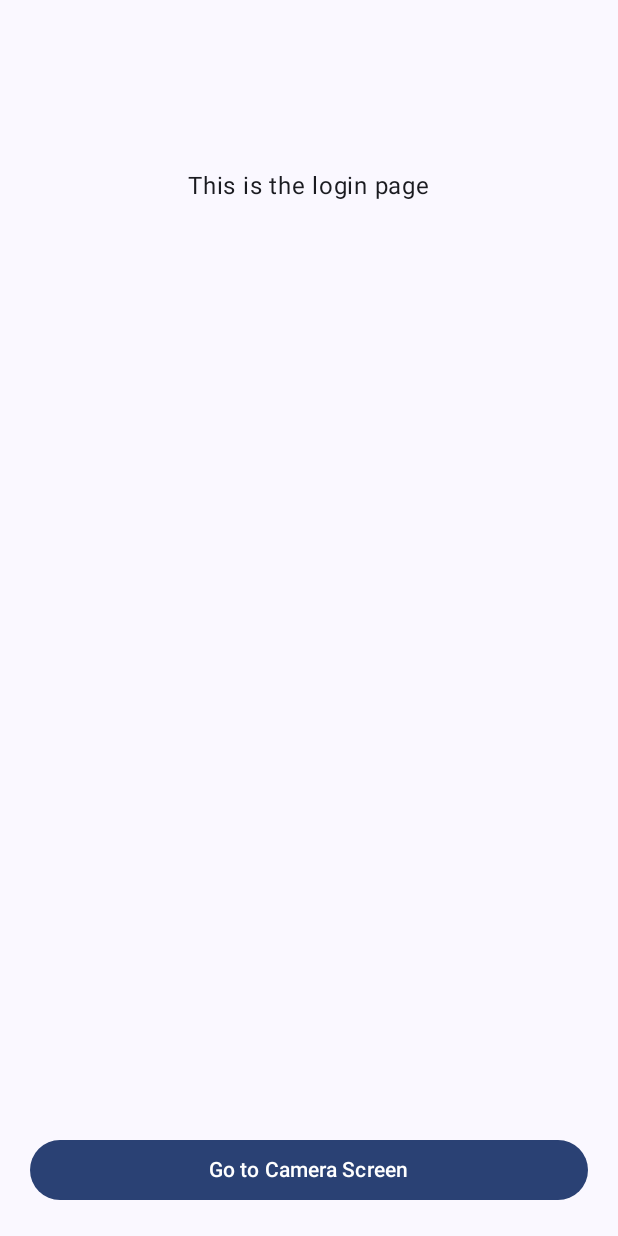
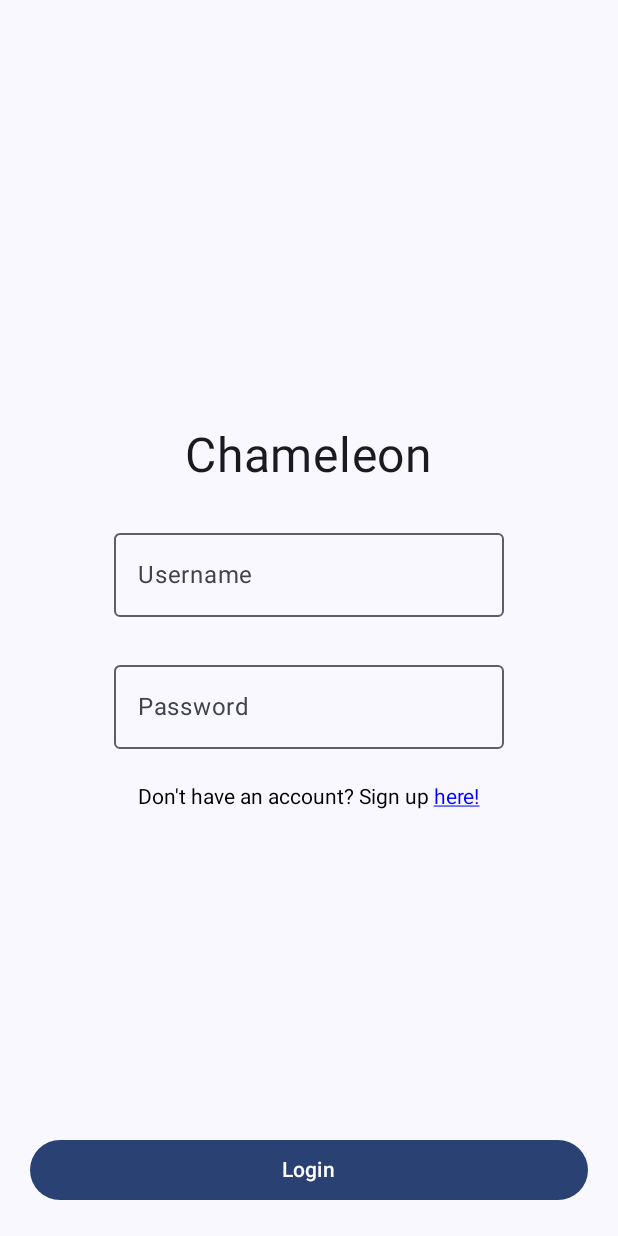
Before and after one commit to JugalBili/chameleon, an Android app built with Jetpack Compose: the screen it shows after launch (MainActivity), on a phone screen of 412 x 824 dp. Run offline under Robolectric (Android 15) with nearby library versions, the phone set to English and light mode, and no system bars.

Commit message:
updated login page

```diff
--- a/frontend/Chameleon/app/src/main/java/cs446/project/chameleon/LoginPage.kt
+++ b/frontend/Chameleon/app/src/main/java/cs446/project/chameleon/LoginPage.kt
@@ -1,54 +1,106 @@
 package cs446.project.chameleon
 
 import androidx.compose.foundation.layout.Arrangement
+import androidx.compose.foundation.layout.Column
 import androidx.compose.foundation.layout.Row
+import androidx.compose.foundation.layout.Spacer
 import androidx.compose.foundation.layout.fillMaxSize
 import androidx.compose.foundation.layout.fillMaxWidth
+import androidx.compose.foundation.layout.height
 import androidx.compose.foundation.layout.padding
+import androidx.compose.foundation.text.ClickableText
 import androidx.compose.material3.Button
+import androidx.compose.material3.OutlinedTextField
 import androidx.compose.material3.Scaffold
 import androidx.compose.material3.Text
 import androidx.compose.runtime.Composable
+import androidx.compose.runtime.mutableStateOf
+import androidx.compose.runtime.remember
+import androidx.compose.ui.Alignment
 import androidx.compose.ui.Modifier
+import androidx.compose.ui.graphics.Color
+import androidx.compose.ui.text.SpanStyle
+import androidx.compose.ui.text.buildAnnotatedString
+import androidx.compose.ui.text.input.PasswordVisualTransformation
+import androidx.compose.ui.text.style.TextDecoration
+import androidx.compose.ui.text.withStyle
 import androidx.compose.ui.unit.dp
+import androidx.compose.ui.unit.sp
 import androidx.navigation.NavHostController
 
 
 @Composable
 fun LoginPage(navController: NavHostController) {
+
+    val username = remember { mutableStateOf("") }
+    val password = remember { mutableStateOf("") }
+    val clicked = remember { mutableStateOf(false) }
+
+    val annotatedText = buildAnnotatedString {
+        append("Don't have an account? Sign up ")
+        pushStringAnnotation(tag = "signup", annotation = "here!")
+        withStyle(style = SpanStyle(color = Color.Blue, textDecoration = TextDecoration.Underline)) {
+            append("here!")
+        }
+        pop()
+    }
+
     Scaffold(
         modifier = Modifier.fillMaxSize(),
+        content = { padding ->
+            Column(
+                modifier = Modifier.fillMaxSize().padding(12.dp),
+                verticalArrangement = Arrangement.Center,
+                horizontalAlignment = Alignment.CenterHorizontally
+            ) {
+                Text(text = "Chameleon", fontSize = 32.sp)
+                Spacer(modifier = Modifier.height(24.dp))
 
-        content = { padding ->
-            Row (
-                modifier = Modifier
-                    .fillMaxWidth()
-                    .padding(64.dp),
-                horizontalArrangement = Arrangement.Center
-            ) {
-                Text (
-                    text = "This is the login page",
-                    modifier = Modifier.padding(48.dp)
+                OutlinedTextField(
+                    value = username.value,
+                    onValueChange = { username.value = it },
+                    label = { Text("Username") },
+                    modifier = Modifier
+                        .fillMaxWidth()
+                        .padding(horizontal = 64.dp)
                 )
+                Spacer(modifier = Modifier.height(24.dp))
+
+                OutlinedTextField(
+                    value = password.value,
+                    onValueChange = { password.value = it },
+                    label = { Text("Password") },
+                    modifier = Modifier
+                        .fillMaxWidth()
+                        .padding(horizontal = 64.dp),
+                    visualTransformation = PasswordVisualTransformation()
+                )
+                Spacer(modifier = Modifier.height(24.dp))
+
+                ClickableText(text = annotatedText, onClick = { offset ->
+                    annotatedText.getStringAnnotations(
+                        tag = "signup", start = offset, end = offset
+                    ).firstOrNull()?.let { clicked.value = true }
+                })
+
+                // TEST TO SEE IF IT WAS CLICKED
+                if (clicked.value) {
+                    Text(text = "Clicked")
+                }
             }
-
-
         },
         bottomBar = {
             Row(
-                modifier = Modifier
-                    .fillMaxWidth()
-                    .padding(10.dp),
+                modifier = Modifier.fillMaxWidth().padding(10.dp),
                 horizontalArrangement = Arrangement.SpaceEvenly
             ) {
                 Button(
                     onClick = { navController.navigate("camera_screen") },
                     modifier = Modifier.padding(10.dp).weight(1f)
                 ) {
-                    Text(text = "Go to Camera Screen")
+                    Text(text = "Login")
                 }
             }
         }
-
     )
 }
```
